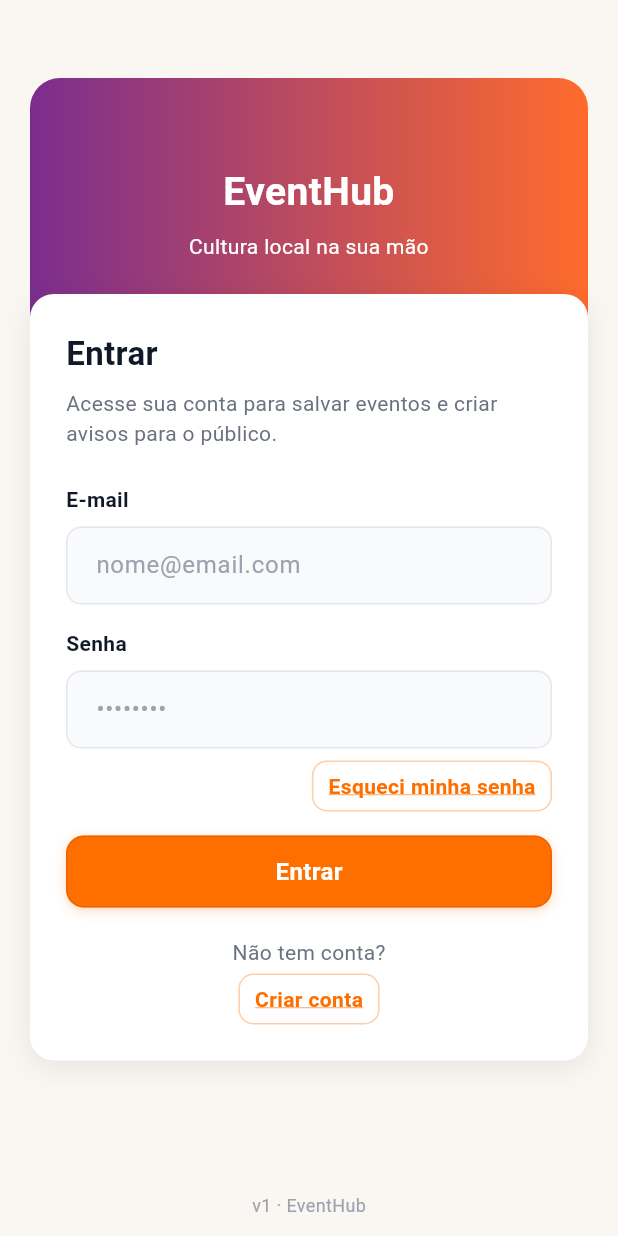
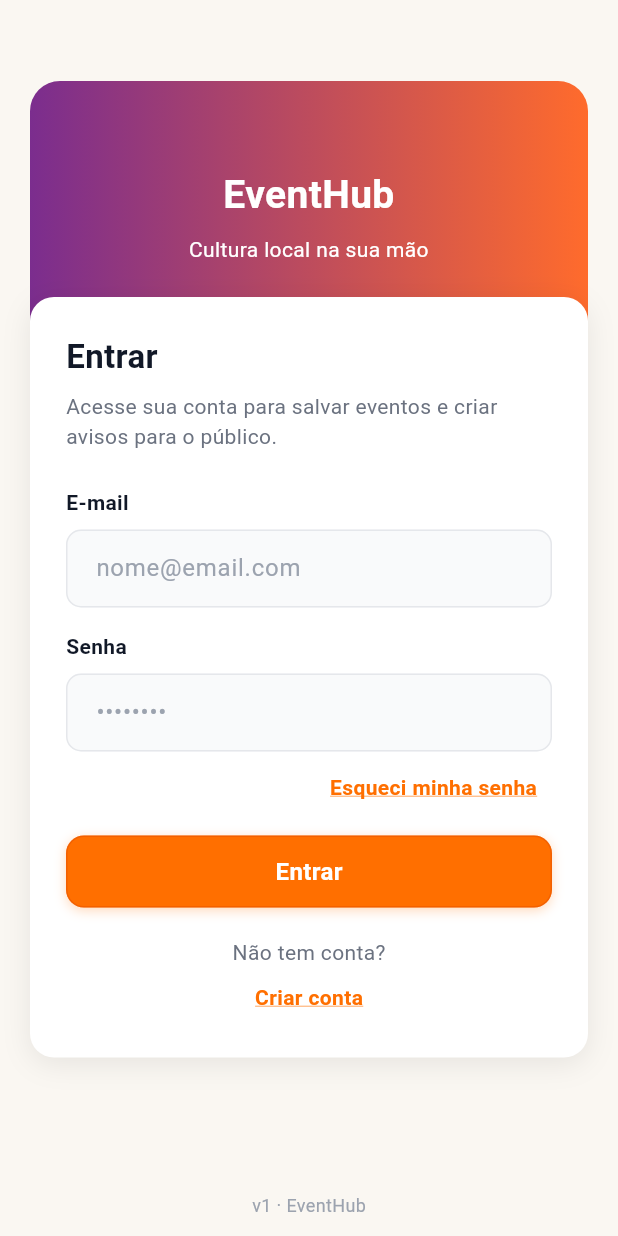
Before and after one commit to Hugo-M-R/EventHub-mobile, a Flutter app: the screen it shows after launch, on a phone screen of 412 x 824 dp. Run offline on Flutter 3.47's test engine with Material 3 defaults, Android fonts, the phone set to English and light mode, and no system bars; accounts and stored records are empty.

Commit message:
ref: Tirando borda

```diff
--- a/lib/widgets/auth_widgets.dart
+++ b/lib/widgets/auth_widgets.dart
@@ -348,20 +348,6 @@ class _AuthTextLinkState extends State<AuthTextLink> {
           child: AnimatedContainer(
             duration: const Duration(milliseconds: 150),
             padding: padding,
-            decoration: BoxDecoration(
-              color: _pressed
-                  ? EventHubColors.linkHoverFill.withValues(alpha: 0.9)
-                  : _hovered
-                      ? EventHubColors.linkHoverFill
-                      : Colors.transparent,
-              borderRadius: BorderRadius.circular(10),
-              border: Border.all(
-                color: _hovered || _pressed
-                    ? EventHubColors.orangeButton
-                    : EventHubColors.orangeButton.withValues(alpha: 0.35),
-                width: _hovered || _pressed ? 1.5 : 1,
-              ),
-            ),
             child: Text(
               widget.label,
               style: TextStyle(
```
